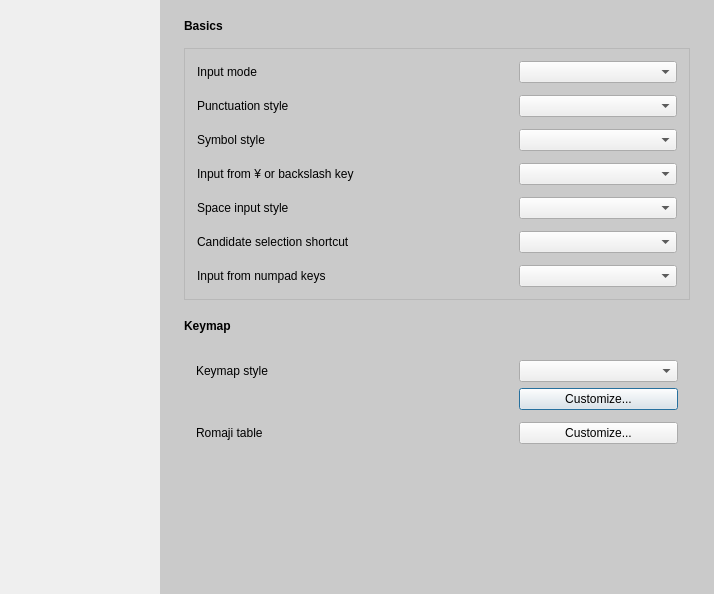
Before: the Qt Designer form src/gui/config_dialog/config_dialog.ui in yoshikiobata/mozc, drawn with Qt 5.
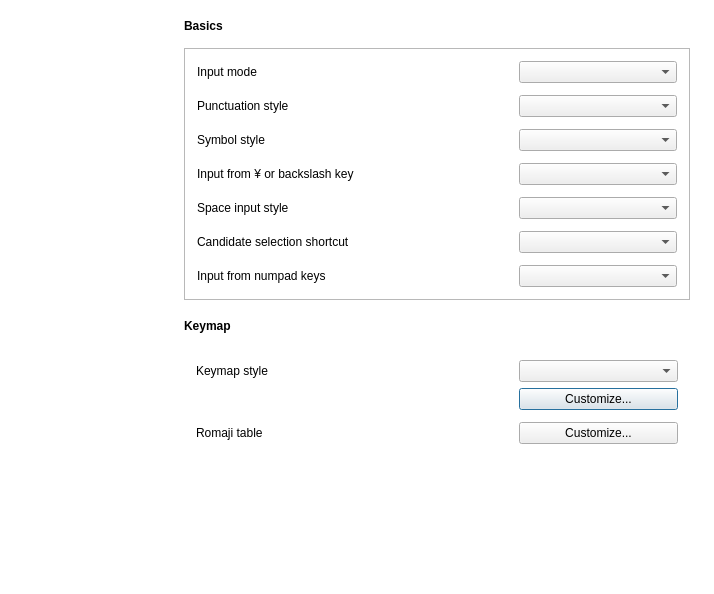
After: the same form once the commit is applied. Custom widgets are drawn as their Qt base class.

What changed in the file:
```diff
--- a/src/gui/config_dialog/config_dialog.ui
+++ b/src/gui/config_dialog/config_dialog.ui
@@ -34,10 +34,10 @@
   <property name="styleSheet">
    <string notr="true">
 QFrame[role=&quot;gridLayoutContainer&quot;] QLabel, QComboBox:!active { color: palette(button-text); }
-QFrame[role=&quot;gridLayoutContainer&quot;] { background-color: palette(window); }
-QListWidget { background-color: palette(window); }
-QListWidget::item:selected { background-color: palette(midlight); }
-QStackedWidget { background-color: palette(midlight); }
+QFrame[role=&quot;gridLayoutContainer&quot;] { background-color: palette(base); }
+QListWidget { background-color: palette(base); }
+QListWidget::item:selected { background-color: palette(light); }
+QStackedWidget { background-color: palette(light); }
 </string>
   </property>
   <layout class="QHBoxLayout" name="contentsLayout">
```
